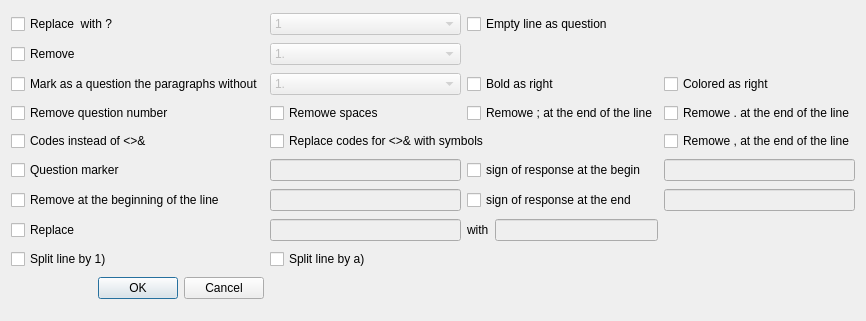
This is dialogreplace.ui in schmidtevgeny/moodle_question_import as Qt 5 draws it before an edit. The edited form follows.
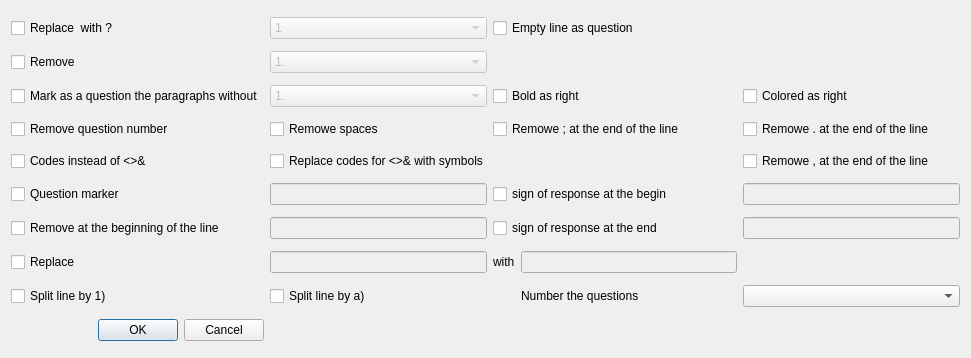
This is the edited form.

Commit message: нумерация вопросов

```diff
--- a/dialogreplace.ui
+++ b/dialogreplace.ui
@@ -6,8 +6,8 @@
    <rect>
     <x>0</x>
     <y>0</y>
-    <width>860</width>
-    <height>321</height>
+    <width>971</width>
+    <height>358</height>
    </rect>
   </property>
   <property name="windowTitle">
@@ -316,19 +316,6 @@
      </property>
     </widget>
    </item>
-   <item row="8" column="3">
-    <spacer name="horizontalSpacer">
-     <property name="orientation">
-      <enum>Qt::Horizontal</enum>
-     </property>
-     <property name="sizeHint" stdset="0">
-      <size>
-       <width>40</width>
-       <height>20</height>
-      </size>
-     </property>
-    </spacer>
-   </item>
    <item row="9" column="0">
     <widget class="QDialogButtonBox" name="buttonBox">
      <property name="orientation">
@@ -360,6 +347,32 @@
      </property>
     </widget>
    </item>
+   <item row="8" column="3">
+    <widget class="QLabel" name="label_2">
+     <property name="text">
+      <string>Number the questions</string>
+     </property>
+    </widget>
+   </item>
+   <item row="8" column="4">
+    <widget class="QComboBox" name="qnumber">
+     <item>
+      <property name="text">
+       <string/>
+      </property>
+     </item>
+     <item>
+      <property name="text">
+       <string>1.</string>
+      </property>
+     </item>
+     <item>
+      <property name="text">
+       <string>1)</string>
+      </property>
+     </item>
+    </widget>
+   </item>
   </layout>
  </widget>
  <tabstops>
```
Left out of the diff: 4 changed lines with no effect on the pictures. The commit also changes 1 other file.
